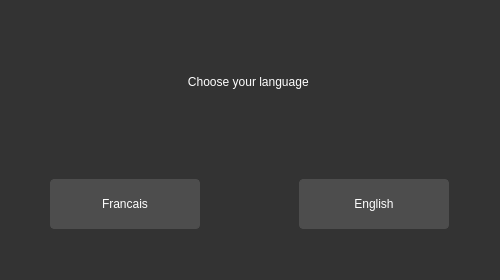
Teky500/Ebook-PR-Application, file source/features/ui/language_choice.ui: the form before one commit.
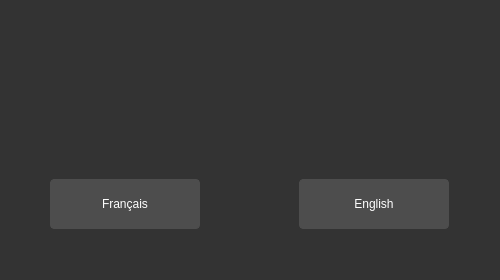
The form after the commit.

```diff
--- a/source/features/ui/language_choice.ui
+++ b/source/features/ui/language_choice.ui
@@ -107,7 +107,7 @@
         <string notr="true">font: 700 30pt &quot;Segoe UI&quot;;</string>
        </property>
        <property name="text">
-        <string>Choose your language </string>
+        <string></string>
        </property>
        <property name="alignment">
         <set>Qt::AlignCenter</set>
@@ -143,7 +143,7 @@
 </string>
        </property>
        <property name="text">
-        <string>Francais</string>
+        <string>Français</string>
        </property>
       </widget>
      </item>
```
